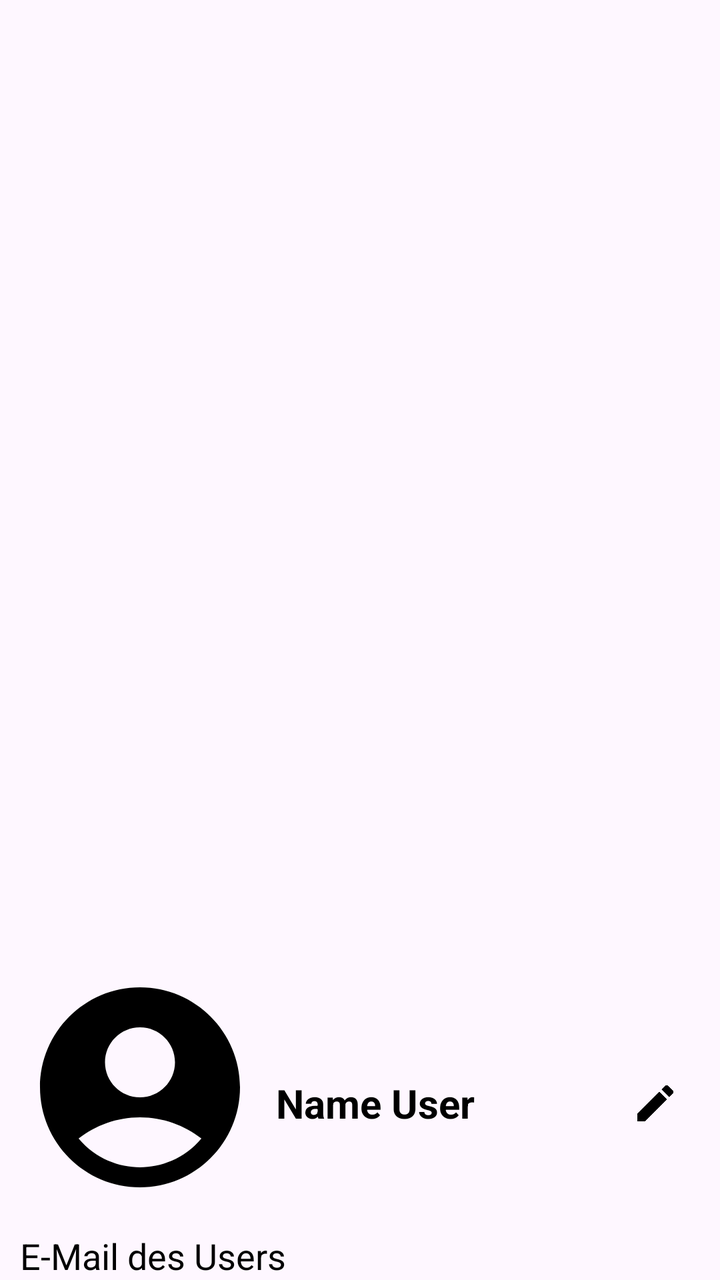
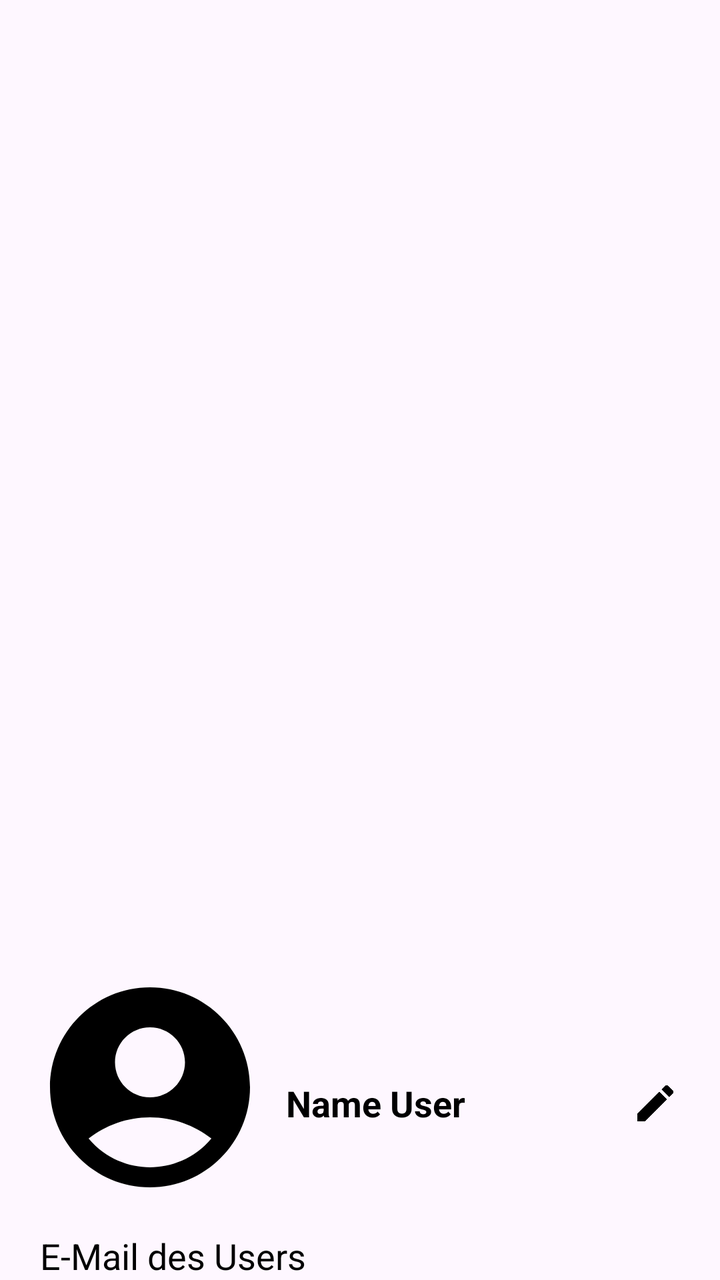

An Android layout rendered at two revisions. The XML below is the earlier revision; the diff shows what the commit changed to produce the second picture.
<!-- AndroidManifest.xml: application theme Theme.EinkaufslisteAndroid -->
<!-- res/layout/nav_header.xml -->
<?xml version="1.0" encoding="utf-8"?>
<LinearLayout xmlns:android="http://schemas.android.com/apk/res/android"
    android:layout_width="match_parent"
    android:layout_height="200dp"
    android:gravity="bottom"
    android:orientation="vertical"
    android:paddingStart="10sp"
    android:paddingEnd="10sp"
    android:theme="@style/ThemeOverlay.AppCompat.Dark">

    <LinearLayout
        android:layout_width="match_parent"
        android:layout_height="wrap_content"
        android:orientation="horizontal"
        android:gravity="center_vertical">

        <ImageView
            android:id="@+id/profileImage"
            android:layout_width="120dp"
            android:layout_height="120dp"
            android:layout_marginBottom="8dp"
            android:scaleType="centerCrop"
            android:src="@drawable/default_user_icon"
            android:contentDescription="@string/profile_image_description" />

        
        <TextView
            android:id="@+id/sideMenuUsername"
            android:layout_width="0dp"
            android:layout_height="wrap_content"
            android:layout_weight="1"
            android:ellipsize="end"
            android:maxLines="1"
            android:text="Name User"
            android:textColor="@color/black"
            android:textSize="20sp"
            android:textStyle="bold"
            android:paddingStart="8dp"
            android:paddingEnd="8dp" />

        <ImageButton
            android:id="@+id/editSideMenuUsernameButton"
            android:layout_width="45dp"
            android:layout_height="45dp"
            android:background="?attr/selectableItemBackgroundBorderless"
            android:contentDescription="Profil bearbeiten"
            android:src="@drawable/edit_icon" />
    </LinearLayout>

    <TextView
        android:id="@+id/nutzerNameSlideshow"
        android:layout_width="wrap_content"
        android:layout_height="wrap_content"
        android:text="E-Mail des Users"
        android:textColor="@color/black"
        android:textSize="18sp" />

</LinearLayout>
<!-- resources referenced by this layout -->
<resources>
  <color name="black">#FF000000</color>
  <!-- drawable default_user_icon (drawable) -->
  <vector xmlns:android="http://schemas.android.com/apk/res/android" android:height="24dp" android:tint="#000000" android:viewportHeight="24" android:viewportWidth="24" android:width="24dp">
        
      <path android:fillColor="@android:color/white" android:pathData="M12,2C6.48,2 2,6.48 2,12s4.48,10 10,10s10,-4.48 10,-10S17.52,2 12,2zM12,6c1.93,0 3.5,1.57 3.5,3.5S13.93,13 12,13s-3.5,-1.57 -3.5,-3.5S10.07,6 12,6zM12,20c-2.03,0 -4.43,-0.82 -6.14,-2.88C7.55,15.8 9.68,15 12,15s4.45,0.8 6.14,2.12C16.43,19.18 14.03,20 12,20z"/>
      
  </vector>
  <!-- drawable edit_icon (drawable) -->
  <vector xmlns:android="http://schemas.android.com/apk/res/android" android:height="24dp" android:tint="#000000" android:viewportHeight="24" android:viewportWidth="24" android:width="24dp">
        
      <path android:fillColor="@android:color/white" android:pathData="M3,17.25l0,3.75l3.75,0l11.06,-11.06l-3.75,-3.75z"/>
        
      <path android:fillColor="@android:color/white" android:pathData="M20.71,5.63l-2.34,-2.34c-0.39,-0.39 -1.02,-0.39 -1.41,0l-1.83,1.83l3.75,3.75l1.83,-1.83C21.1,6.65 21.1,6.02 20.71,5.63z"/>
      
  </vector>
  <string name="profile_image_description">Bild des Users aus Firebase/Google-Account</string>
  <style name="Theme.EinkaufslisteAndroid" parent="Base.Theme.EinkaufslisteAndroid" />
  <style name="Base.Theme.EinkaufslisteAndroid" parent="Theme.Material3.DayNight.NoActionBar">
          
          
          <item name="android:textColor">@color/black</item>
      </style>
</resources>

<!-- the commit's change to res/layout/nav_header.xml (unified diff, before → after) -->
@@ -12,7 +12,9 @@
         android:layout_width="match_parent"
         android:layout_height="wrap_content"
         android:orientation="horizontal"
-        android:gravity="center_vertical">
+        android:gravity="center_vertical"
+        android:layout_marginStart="5dp"
+        >
 
         <ImageView
             android:id="@+id/profileImage"
@@ -31,9 +33,9 @@
             android:layout_weight="1"
             android:ellipsize="end"
             android:maxLines="1"
-            android:text="Name User"
+            android:text="@string/name_user"
             android:textColor="@color/black"
-            android:textSize="20sp"
+            android:textSize="18sp"
             android:textStyle="bold"
             android:paddingStart="8dp"
             android:paddingEnd="8dp" />
@@ -43,7 +45,7 @@
             android:layout_width="45dp"
             android:layout_height="45dp"
             android:background="?attr/selectableItemBackgroundBorderless"
-            android:contentDescription="Profil bearbeiten"
+            android:contentDescription="@string/profil_bearbeiten"
             android:src="@drawable/edit_icon" />
     </LinearLayout>
 
@@ -51,8 +53,10 @@
         android:id="@+id/nutzerNameSlideshow"
         android:layout_width="wrap_content"
         android:layout_height="wrap_content"
-        android:text="E-Mail des Users"
+        android:text="@string/e_mail_des_users"
         android:textColor="@color/black"
-        android:textSize="18sp" />
+        android:textSize="18sp"
+        android:layout_marginStart="10dp"
+        />
 
 </LinearLayout>
<!-- resource entries referenced after the edit -->
@@ -15,6 +15,9 @@
       <path android:fillColor="@android:color/white" android:pathData="M20.71,5.63l-2.34,-2.34c-0.39,-0.39 -1.02,-0.39 -1.41,0l-1.83,1.83l3.75,3.75l1.83,-1.83C21.1,6.65 21.1,6.02 20.71,5.63z"/>
       
   </vector>
+  <string name="e_mail_des_users">E-Mail des Users</string>
+  <string name="name_user">Name User</string>
+  <string name="profil_bearbeiten">Profil bearbeiten</string>
   <string name="profile_image_description">Bild des Users aus Firebase/Google-Account</string>
   <style name="Theme.EinkaufslisteAndroid" parent="Base.Theme.EinkaufslisteAndroid" />
   <style name="Base.Theme.EinkaufslisteAndroid" parent="Theme.Material3.DayNight.NoActionBar">
